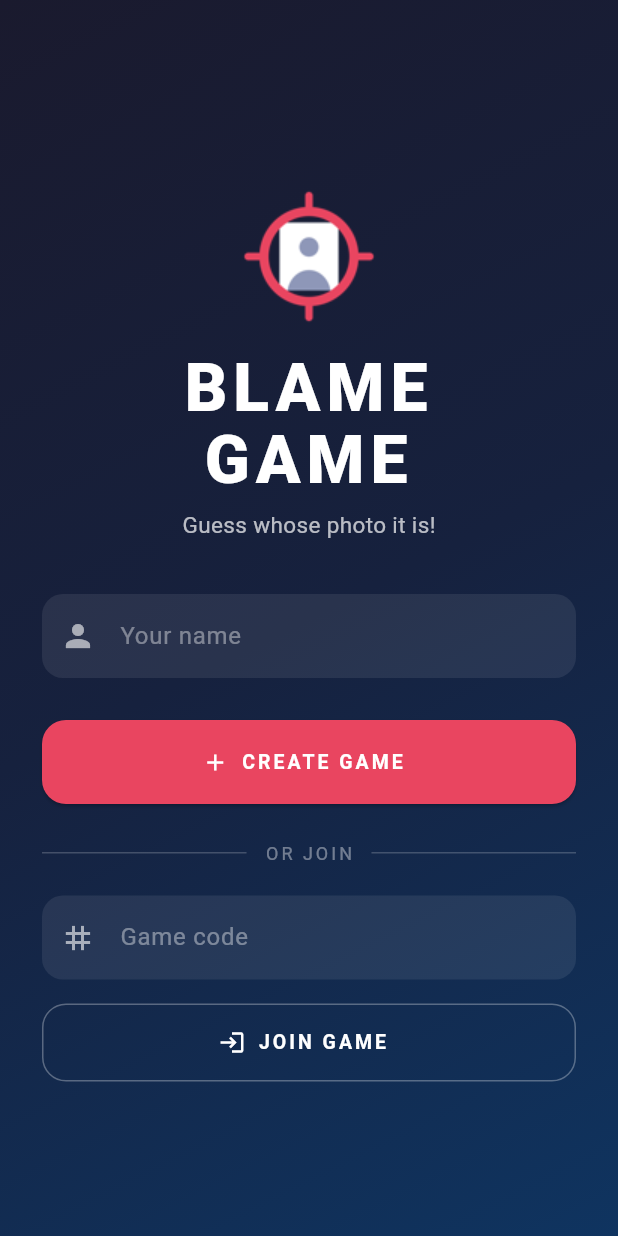
After one commit to SimonBurmer/BlameGame, a Flutter app: the screen it shows after launch, on a phone screen of 412 x 824 dp. The commit adds this screen. Run offline on Flutter 3.47's test engine with Material 3 defaults, Android fonts, the phone set to English and light mode, and no system bars; missing offline and left inert: photo_manager.

Commit message:
wip: extract the five remaining shared widgets
GradientScaffold, AppButtons, PlayerAvatar, TintedCard and PillBadge are in
place and the home screen is partway migrated. Lobby, game and results screens
still hardcode their colours.

```diff
--- a/lib/screens/home_screen.dart
+++ b/lib/screens/home_screen.dart
@@ -1,7 +1,10 @@
 import 'package:flutter/material.dart';
 
 import '../state/game_controller.dart';
+import '../theme/app_theme.dart';
+import '../ui/app_buttons.dart';
 import '../ui/error_text.dart';
+import '../ui/gradient_scaffold.dart';
 import 'lobby_screen.dart';
 
 class HomeScreen extends StatefulWidget {
@@ -71,16 +74,10 @@ class _HomeScreenState extends State<HomeScreen> {
 
   @override
   Widget build(BuildContext context) {
-    return Scaffold(
-      body: Container(
-        decoration: const BoxDecoration(
-          gradient: LinearGradient(
-            begin: Alignment.topLeft,
-            end: Alignment.bottomRight,
-            colors: [Color(0xFF1A1A2E), Color(0xFF16213E), Color(0xFF0F3460)],
-          ),
-        ),
-        child: SafeArea(
+    final colors = context.colors;
+    final text = Theme.of(context).textTheme;
+    return GradientScaffold(
+      gradient: AppGradient.diagonal,
       child: Center(
         child: SingleChildScrollView(
           padding: const EdgeInsets.all(28),
@@ -91,24 +88,15 @@ class _HomeScreenState extends State<HomeScreen> {
               Image.asset('assets/branding/logo_mark.png',
                   width: 96, height: 96),
               const SizedBox(height: 16),
-                  const Text(
+              Text(
                 'BLAME\nGAME',
                 textAlign: TextAlign.center,
-                    style: TextStyle(
-                      fontSize: 44,
-                      fontWeight: FontWeight.w900,
-                      color: Colors.white,
-                      letterSpacing: 4,
-                      height: 1.1,
-                    ),
+                style: text.displayLarge,
               ),
               const SizedBox(height: 8),
               Text(
                 'Guess whose photo it is!',
-                    style: TextStyle(
-                      fontSize: 15,
-                      color: Colors.white.withValues(alpha: 0.7),
-                    ),
+                style: TextStyle(fontSize: 15, color: colors.onSurfaceMuted),
               ),
               const SizedBox(height: 36),
               _textField(_nameController, 'Your name', Icons.person),
@@ -117,45 +105,58 @@ class _HomeScreenState extends State<HomeScreen> {
                 Text(
                   _error!,
                   textAlign: TextAlign.center,
-                      style: const TextStyle(color: Color(0xFFE94560)),
+                  style: TextStyle(color: colors.brand),
                 ),
                 const SizedBox(height: 12),
               ],
               if (_busy)
-                    const Padding(
-                      padding: EdgeInsets.all(16),
-                      child: CircularProgressIndicator(color: Color(0xFFE94560)),
+                Padding(
+                  padding: const EdgeInsets.all(16),
+                  child: CircularProgressIndicator(color: colors.brand),
                 )
               else ...[
-                    _primaryButton('CREATE GAME', Icons.add, _createRoom),
+                PrimaryButton(
+                  label: 'CREATE GAME',
+                  icon: Icons.add,
+                  onPressed: _createRoom,
+                  height: 56,
+                  radius: 16,
+                ),
                 const SizedBox(height: 24),
                 Row(
                   children: [
                     Expanded(
                         child: Divider(
-                                color: Colors.white.withValues(alpha: 0.2))),
+                            color: colors.onSurfaceStrong
+                                .withValues(alpha: 0.2))),
                     Padding(
                       padding: const EdgeInsets.symmetric(horizontal: 12),
                       child: Text('OR JOIN',
                           style: TextStyle(
-                                  color: Colors.white.withValues(alpha: 0.4),
+                              color: colors.onSurfaceStrong
+                                  .withValues(alpha: 0.4),
                               fontSize: 12,
                               letterSpacing: 2)),
                     ),
                     Expanded(
                         child: Divider(
-                                color: Colors.white.withValues(alpha: 0.2))),
+                            color: colors.onSurfaceStrong
+                                .withValues(alpha: 0.2))),
                   ],
                 ),
                 const SizedBox(height: 20),
                 _textField(_codeController, 'Game code', Icons.tag,
                     caps: true),
                 const SizedBox(height: 16),
-                    _secondaryButton('JOIN GAME', Icons.login, _joinRoom),
+                SecondaryButton(
+                  label: 'JOIN GAME',
+                  icon: Icons.login,
+                  onPressed: _joinRoom,
+                  height: 52,
+                  radius: 16,
+                ),
               ],
             ],
-              ),
-            ),
           ),
         ),
       ),
--- /dev/null
+++ b/lib/ui/app_buttons.dart
@@ -0,0 +1,162 @@
+import 'package:flutter/material.dart';
+
+import '../theme/app_theme.dart';
+
+/// Full-width primary/secondary buttons.
+///
+/// The call sites use three different heights (50, 52, 56) and two different
+/// radii (14, 16). Those differences are preserved as parameters rather than
+/// unified: collapsing them would be a visual change, and this extraction is
+/// meant to be invisible. What is shared is the `SizedBox(width: infinity)` +
+/// `styleFrom` + bold letter-spaced label, which was copied six times.
+///
+/// [defaultButtonHeight] / [defaultButtonRadius] are the most common values,
+/// not a house style — pass explicitly wherever the original differed.
+const double defaultButtonHeight = 52;
+const double defaultButtonRadius = 14;
+
+/// Filled button. [color] defaults to the brand red.
+class PrimaryButton extends StatelessWidget {
+  final String label;
+  final IconData? icon;
+  final VoidCallback? onPressed;
+  final double height;
+  final double radius;
+  final Color? color;
+
+  /// Shown instead of the label while an action is in flight.
+  final bool busy;
+
+  /// Label size; null keeps the button's default.
+  final double? fontSize;
+
+  const PrimaryButton({
+    super.key,
+    required this.label,
+    required this.onPressed,
+    this.icon,
+    this.height = defaultButtonHeight,
+    this.radius = defaultButtonRadius,
+    this.color,
+    this.busy = false,
+    this.fontSize,
+  });
+
+  @override
+  Widget build(BuildContext context) {
+    final colors = context.colors;
+    final background = color ?? colors.brand;
+    final style = ElevatedButton.styleFrom(
+      backgroundColor: background,
+      // Only the lobby's START button set this explicitly; Material's own
+      // disabled fill is close but not identical, so keep it for every filled
+      // button rather than leaving one call site visually different.
+      disabledBackgroundColor: background.withValues(alpha: 0.3),
+      foregroundColor: colors.onSurfaceStrong,
+      shape: RoundedRectangleBorder(
+        borderRadius: BorderRadius.circular(radius),
+      ),
+    );
+    final text = Text(
+      label,
+      style: TextStyle(
+        color: colors.onSurfaceStrong,
+        fontSize: fontSize,
+        fontWeight: FontWeight.bold,
+        letterSpacing: 2,
+      ),
+    );
+    final child = busy
+        ? SizedBox(
+            width: 20,
+            height: 20,
+            child: CircularProgressIndicator(
+              strokeWidth: 2,
+              color: colors.onSurfaceStrong,
+            ),
+          )
+        : text;
+
+    return SizedBox(
+      width: double.infinity,
+      height: height,
+      child: icon == null
+          ? ElevatedButton(onPressed: onPressed, style: style, child: child)
+          : ElevatedButton.icon(
+              onPressed: onPressed,
+              style: style,
+              icon: Icon(icon),
+              label: child,
+            ),
+    );
+  }
+}
+
+/// Outlined button with the faint white border used across the app.
+class SecondaryButton extends StatelessWidget {
+  final String label;
+  final IconData? icon;
+  final VoidCallback? onPressed;
+  final double height;
+  final double radius;
+
+  /// Replaces the leading icon with a spinner while an action is in flight.
+  final bool busy;
+
+  /// The lobby's ADD PHOTOS label has no letter-spacing while the home
+  /// screen's does, so it stays per-call-site rather than being unified.
+  final double? letterSpacing;
+
+  const SecondaryButton({
+    super.key,
+    required this.label,
+    required this.onPressed,
+    this.icon,
+    this.height = defaultButtonHeight,
+    this.radius = defaultButtonRadius,
+    this.busy = false,
+    this.letterSpacing = 2,
+  });
+
+  @override
+  Widget build(BuildContext context) {
+    final colors = context.colors;
+    final style = OutlinedButton.styleFrom(
+      side: BorderSide(color: colors.onSurfaceStrong.withValues(alpha: 0.3)),
+      shape: RoundedRectangleBorder(
+        borderRadius: BorderRadius.circular(radius),
+      ),
+    );
+    final text = Text(
+      label,
+      style: TextStyle(
+        color: colors.onSurfaceStrong,
+        fontWeight: FontWeight.bold,
+        letterSpacing: letterSpacing,
+      ),
+    );
+    final leading = busy
+        ? SizedBox(
+            width: 18,
+            height: 18,
+            child: CircularProgressIndicator(
+              strokeWidth: 2,
+              color: colors.onSurfaceStrong,
+            ),
+          )
+        : Icon(icon, color: colors.onSurfaceStrong);
+
+    return SizedBox(
+      width: double.infinity,
+      height: height,
+      child: icon == null && !busy
+          ? OutlinedButton(onPressed: onPressed, style: style, child: text)
+          : OutlinedButton.icon(
+              onPressed: onPressed,
+              style: style,
+              icon: leading,
+              label: text,
+            ),
+    );
+  }
+}
--- /dev/null
+++ b/lib/ui/gradient_scaffold.dart
@@ -0,0 +1,61 @@
+import 'package:flutter/material.dart';
+
+import '../theme/app_theme.dart';
+
+/// The dark gradient background every screen sits on.
+///
+/// The three screens genuinely use three *different* gradients, so this widget
+/// takes the variant rather than unifying them — unifying would be a visual
+/// change, and this extraction is meant to be invisible. What is shared is the
+/// [Scaffold] + [Container] + [SafeArea] sandwich, which was copied four times.
+enum AppGradient {
+  /// Home and lobby: diagonal, all three background stops.
+  diagonal,
+
+  /// Game: vertical, and skips the middle stop.
+  verticalTwoStop,
+
+  /// Results: vertical, all three stops.
+  verticalThreeStop,
+}
+
+class GradientScaffold extends StatelessWidget {
+  final AppGradient gradient;
+  final Widget child;
+
+  const GradientScaffold({
+    super.key,
+    required this.gradient,
+    required this.child,
+  });
+
+  @override
+  Widget build(BuildContext context) {
+    final c = context.colors;
+    final (begin, end, colors) = switch (gradient) {
+      AppGradient.diagonal => (
+        Alignment.topLeft,
+        Alignment.bottomRight,
+        [c.bgTop, c.bgMid, c.bgBottom],
+      ),
+      AppGradient.verticalTwoStop => (
+        Alignment.topCenter,
+        Alignment.bottomCenter,
+        [c.bgTop, c.bgBottom],
+      ),
+      AppGradient.verticalThreeStop => (
+        Alignment.topCenter,
+        Alignment.bottomCenter,
+        [c.bgTop, c.bgMid, c.bgBottom],
+      ),
+    };
+    return Scaffold(
+      body: Container(
+        decoration: BoxDecoration(
+          gradient: LinearGradient(begin: begin, end: end, colors: colors),
+        ),
+        child: SafeArea(child: child),
+      ),
+    );
+  }
+}
```
Also changed, not shown: lib/ui/pill_badge.dart (added, +35 -0 lines), lib/ui/player_avatar.dart (added, +30 -0 lines), lib/ui/tinted_card.dart (added, +58 -0 lines). Lines whose indentation alone changed are shown as unchanged.
